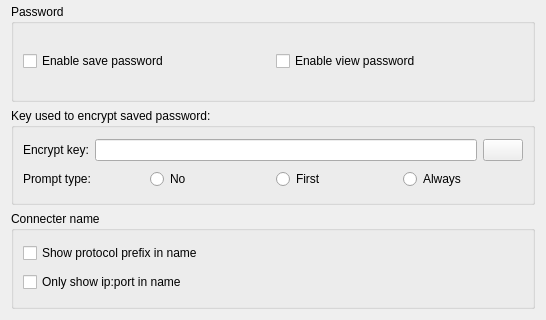
KangLin/RabbitRemoteControl, file Src/ParameterCompone/ParameterPluginUI.ui: the form before one commit; both pictures show x 0 to 546 and y 139 to 459 of the 546 by 459 pixel window.
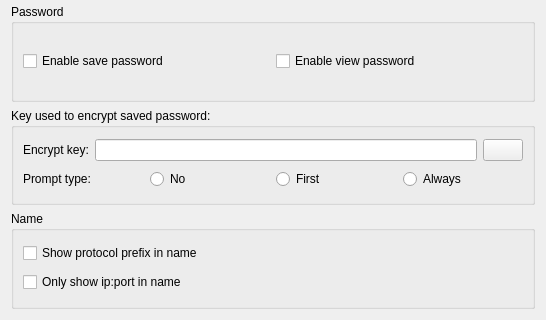
The form after the commit. Icons and pictures are not drawn.

What changed in the file:
```diff
--- a/Src/ParameterCompone/ParameterPluginUI.ui
+++ b/Src/ParameterCompone/ParameterPluginUI.ui
@@ -188,7 +188,7 @@
    <item row="7" column="0">
     <widget class="QGroupBox" name="groupBox_2">
      <property name="title">
-      <string>Connecter name</string>
+      <string>Name</string>
      </property>
      <layout class="QGridLayout" name="gridLayout_4">
       <item row="0" column="0">
```
